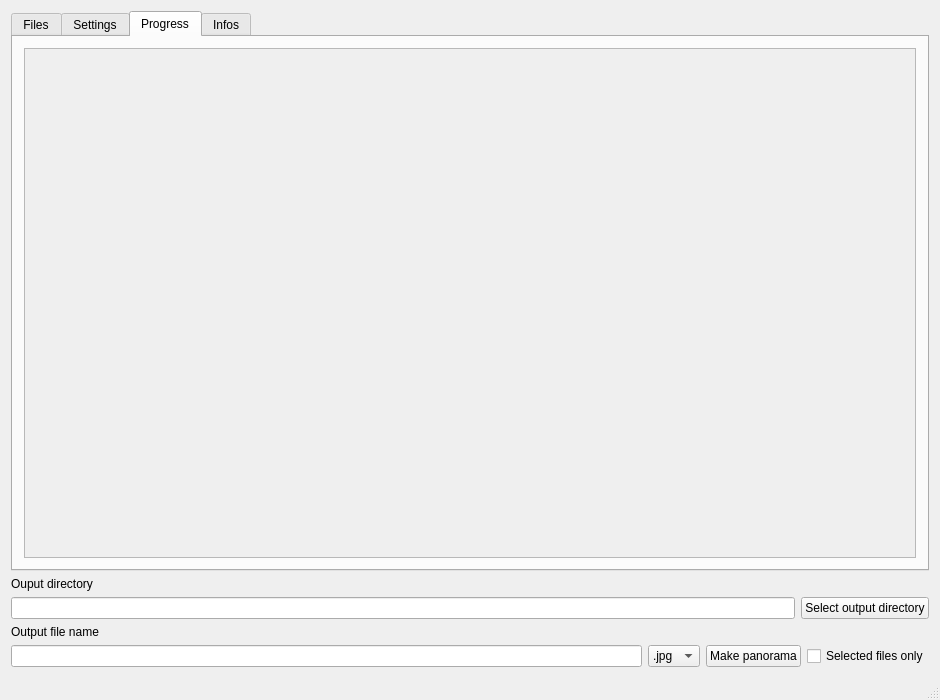
This is src/mainwindow.ui in qchateau/AutoPanorama as Qt 5 draws it before an edit. The edited form follows.
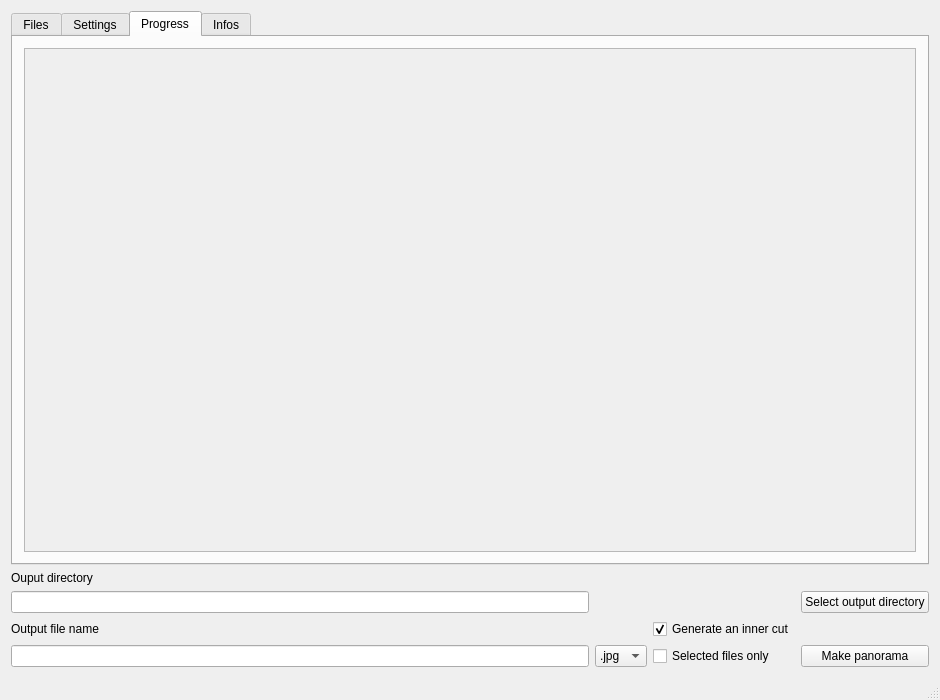
This is the edited form. The open tabs and pages were chosen to show the change. Icons and pictures are not drawn. Custom widgets are drawn as their Qt base class.

Commit message: Inner cut, can close or hide progress bars, new samples

```diff
--- a/src/mainwindow.ui
+++ b/src/mainwindow.ui
@@ -722,7 +722,7 @@
              <x>0</x>
              <y>0</y>
              <width>898</width>
-             <height>515</height>
+             <height>511</height>
             </rect>
            </property>
            <property name="sizePolicy">
@@ -828,50 +828,53 @@
      </widget>
     </item>
     <item>
-     <widget class="QLabel" name="output_dir_label">
-      <property name="text">
-       <string>Ouput directory</string>
-      </property>
-     </widget>
-    </item>
-    <item>
-     <layout class="QHBoxLayout" name="layout_output_dir">
-      <item>
-       <widget class="QLineEdit" name="output_dir_lineedit">
-        <property name="enabled">
-         <bool>true</bool>
+     <layout class="QGridLayout" name="gridLayout_3">
+      <item row="3" column="3">
+       <widget class="QPushButton" name="buttonMakePanorama">
+        <property name="text">
+         <string>Make panorama</string>
         </property>
-        <property name="readOnly">
-         <bool>false</bool>
+       </widget>
+      </item>
+      <item row="0" column="0">
+       <widget class="QLabel" name="output_dir_label">
+        <property name="text">
+         <string>Ouput directory</string>
         </property>
        </widget>
       </item>
-      <item>
+      <item row="1" column="3">
        <widget class="QPushButton" name="output_dir_button">
         <property name="text">
          <string>Select output directory</string>
         </property>
        </widget>
       </item>
-     </layout>
-    </item>
-    <item>
-     <widget class="QLabel" name="output_label">
-      <property name="text">
-       <string>Output file name</string>
-      </property>
-     </widget>
-    </item>
-    <item>
-     <layout class="QHBoxLayout" name="layout_output_file">
-      <item>
+      <item row="3" column="0">
        <widget class="QLineEdit" name="output_filename_lineedit">
         <property name="text">
          <string/>
         </property>
        </widget>
       </item>
-      <item>
+      <item row="2" column="0">
+       <widget class="QLabel" name="output_label">
+        <property name="text">
+         <string>Output file name</string>
+        </property>
+       </widget>
+      </item>
+      <item row="1" column="0">
+       <widget class="QLineEdit" name="output_dir_lineedit">
+        <property name="enabled">
+         <bool>true</bool>
+        </property>
+        <property name="readOnly">
+         <bool>false</bool>
+        </property>
+       </widget>
+      </item>
+      <item row="3" column="1">
        <widget class="QComboBox" name="extension_combobox">
         <property name="editable">
          <bool>false</bool>
@@ -888,20 +891,26 @@
         </item>
        </widget>
       </item>
-      <item>
-       <widget class="QPushButton" name="buttonMakePanorama">
-        <property name="text">
-         <string>Make panorama</string>
-        </property>
-       </widget>
-      </item>
-      <item>
+      <item row="3" column="2">
        <widget class="QCheckBox" name="selectedOnly_checkbox">
         <property name="text">
          <string>Selected files only</string>
         </property>
        </widget>
       </item>
+      <item row="2" column="2">
+       <widget class="QCheckBox" name="inner_cut_checkbox">
+        <property name="toolTip">
+         <string>The inner cut panorama will be save in the same directory and prefixed with &quot;inner_&quot;</string>
+        </property>
+        <property name="text">
+         <string>Generate an inner cut</string>
+        </property>
+        <property name="checked">
+         <bool>true</bool>
+        </property>
+       </widget>
+      </item>
      </layout>
     </item>
    </layout>
```
The commit also changes 11 other files.
